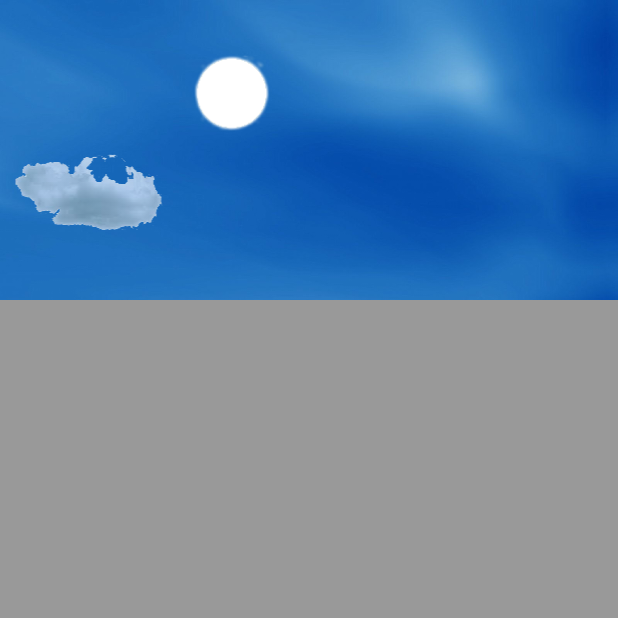
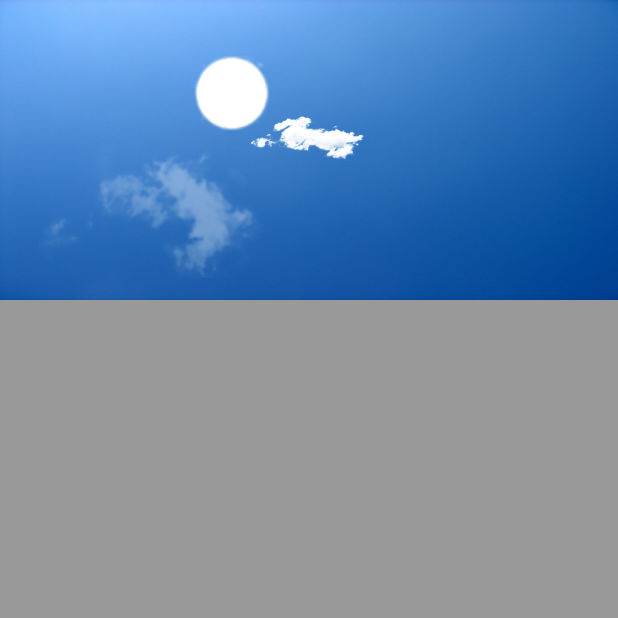
Before and after one commit to haitacnj/WeatherView, an Android app: the screen it shows after launch (MainActivity), on a phone screen of 412 x 824 dp, the top half of it. Run offline under Robolectric (Android 15) with nearby library versions, the phone set to English and light mode, and no system bars.

Commit message:
* update cloud

```diff
--- a/app/src/main/res/layout/activity_main.xml
+++ b/app/src/main/res/layout/activity_main.xml
@@ -18,4 +18,11 @@
         android:alpha="0.7"
         android:src="@mipmap/cloud" />
 
+    <ImageView
+        android:layout_width="wrap_content"
+        android:layout_height="wrap_content"
+        android:layout_centerHorizontal="true"
+        android:layout_marginTop="70dp"
+        android:src="@mipmap/cloud2" />
+
 </RelativeLayout>
--- a/app/src/main/res/values/colors.xml
+++ b/app/src/main/res/values/colors.xml
@@ -3,4 +3,6 @@
     <color name="colorPrimary">#3F51B5</color>
     <color name="colorPrimaryDark">#303F9F</color>
     <color name="colorAccent">#FF4081</color>
+
+    <color name="blue_sky">#1d75bd</color>
 </resources>
```
Also changed, not shown: app/src/main/res/mipmap-xxhdpi/cloud.png, app/src/main/res/mipmap-xxhdpi/cloud1.png (added), app/src/main/res/mipmap-xxhdpi/cloud2.png (added), app/src/main/res/mipmap-xxhdpi/noon.jpg, app/src/main/res/mipmap-xxhdpi/noon1.jpg (added), app/src/main/res/mipmap-xxhdpi/noon2.png (added).
